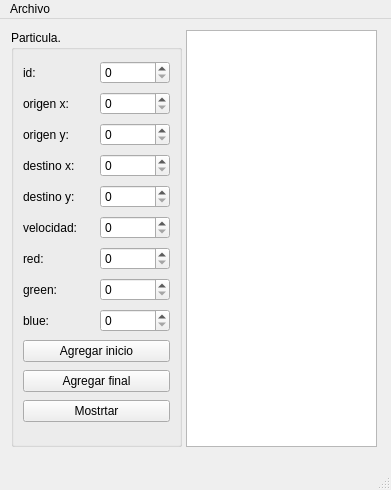
carlospm-798/actividad-11, file mainwindow.ui: the form before one commit.
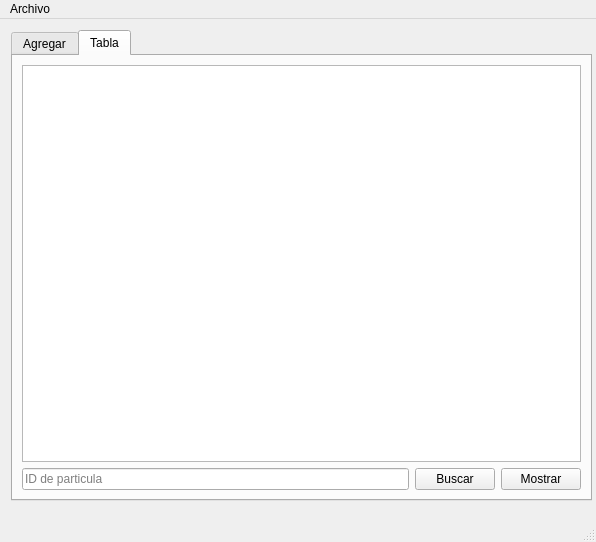
The form after the commit.

Commit message: Modifique y actualice la interfaz gráfica

Diff of the .ui file:
```diff
--- a/mainwindow.ui
+++ b/mainwindow.ui
@@ -6,20 +6,46 @@
    <rect>
     <x>0</x>
     <y>0</y>
-    <width>391</width>
-    <height>490</height>
+    <width>596</width>
+    <height>542</height>
    </rect>
   </property>
   <property name="windowTitle">
    <string>MainWindow</string>
   </property>
   <widget class="QWidget" name="centralwidget">
+   <widget class="QTabWidget" name="tabWidget">
+    <property name="geometry">
+     <rect>
+      <x>11</x>
+      <y>11</y>
+      <width>581</width>
+      <height>471</height>
+     </rect>
+    </property>
+    <property name="currentIndex">
+     <number>1</number>
+    </property>
+    <widget class="QWidget" name="tab">
+     <attribute name="title">
+      <string>Agregar</string>
+     </attribute>
+     <widget class="QPlainTextEdit" name="salida">
+      <property name="geometry">
+       <rect>
+        <x>257</x>
+        <y>11</y>
+        <width>301</width>
+        <height>421</height>
+       </rect>
+      </property>
+     </widget>
    <widget class="QGroupBox" name="groupBox">
     <property name="geometry">
      <rect>
       <x>11</x>
       <y>11</y>
-      <width>171</width>
+        <width>241</width>
       <height>417</height>
      </rect>
     </property>
@@ -140,15 +166,38 @@
      </item>
     </layout>
    </widget>
-   <widget class="QPlainTextEdit" name="salida">
-    <property name="geometry">
-     <rect>
-      <x>186</x>
-      <y>11</y>
-      <width>191</width>
-      <height>417</height>
-     </rect>
-    </property>
+    </widget>
+    <widget class="QWidget" name="tab_2">
+     <attribute name="title">
+      <string>Tabla</string>
+     </attribute>
+     <layout class="QGridLayout" name="gridLayout_2">
+      <item row="1" column="0">
+       <widget class="QLineEdit" name="buscar_lineEdit">
+        <property name="placeholderText">
+         <string>ID de particula</string>
+        </property>
+       </widget>
+      </item>
+      <item row="1" column="1">
+       <widget class="QPushButton" name="buscar_pushButton">
+        <property name="text">
+         <string>Buscar</string>
+        </property>
+       </widget>
+      </item>
+      <item row="0" column="0" colspan="3">
+       <widget class="QTableWidget" name="tabla"/>
+      </item>
+      <item row="1" column="2">
+       <widget class="QPushButton" name="mostrar_tabla_pushButton">
+        <property name="text">
+         <string>Mostrar</string>
+        </property>
+       </widget>
+      </item>
+     </layout>
+    </widget>
    </widget>
   </widget>
   <widget class="QMenuBar" name="menubar">
@@ -156,7 +205,7 @@
     <rect>
      <x>0</x>
      <y>0</y>
-     <width>391</width>
+     <width>596</width>
      <height>26</height>
     </rect>
    </property>
```
Lines whose indentation alone changed are shown as unchanged.
